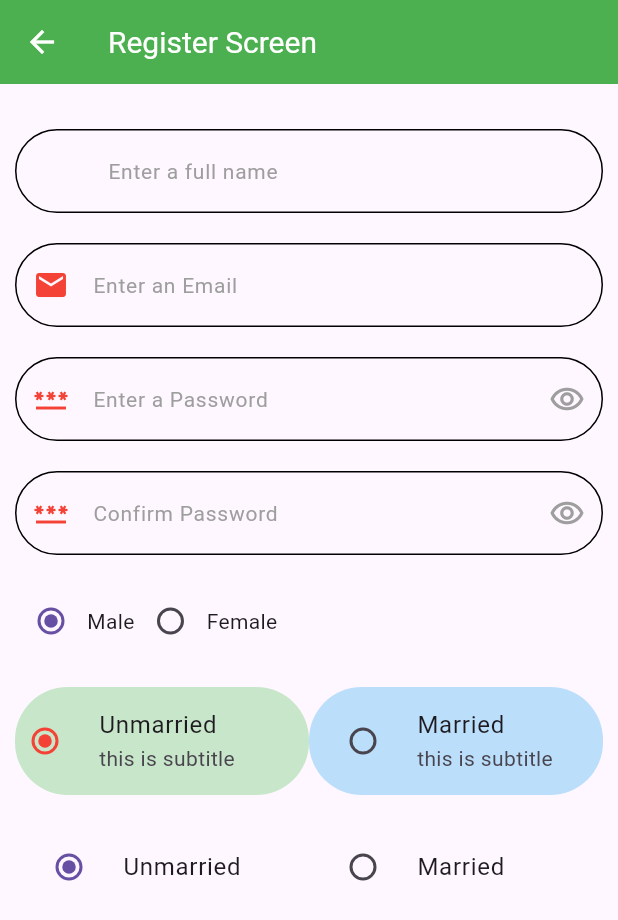
After one commit to devatulparmar/nov24batch5pm, a Flutter app: the RegisterScreen screen opened by its route, on a phone screen of 412 x 824 dp. The commit adds this screen. Shown: the top 920 px of the screen. Run offline on Flutter 3.47's test engine with Material 3 defaults, Android fonts, the phone set to English and light mode, and no system bars; our stand-ins replace cached_network_image, intl_phone_field.

Commit message:
Radio, RadioListTile

```diff
--- a/lib/home_screen.dart
+++ b/lib/home_screen.dart
@@ -36,6 +36,12 @@ class _HomeScreenState extends State<HomeScreen> {
       endDrawer:const CommonDrawerScreen(),
       body: ListView(
         children: [
+          ElevatedButton(
+            onPressed: () {
+              Navigator.pushNamed(context, routeRegisterScreen);
+            },
+            child: const Text('Register Screen'),
+          ),
           ElevatedButton(
             onPressed: () {
               Navigator.pushNamed(context, routeLoginScreen2);
--- /dev/null
+++ b/lib/register_screen.dart
@@ -0,0 +1,456 @@
+import 'package:flutter/material.dart';
+
+class RegisterScreen extends StatefulWidget {
+  const RegisterScreen({super.key});
+
+  @override
+  State<RegisterScreen> createState() => _RegisterScreenState();
+}
+
+class _RegisterScreenState extends State<RegisterScreen> {
+  bool isObscureTextEnable = true;
+  TextEditingController emailController = TextEditingController();
+  TextEditingController passwordController = TextEditingController();
+  GlobalKey<FormState> formKey = GlobalKey<FormState>();
+  int genderSelection = 0;
+  int maritalStatus = 0;
+  String maritalStatusString = 'U';
+
+  @override
+  Widget build(BuildContext context) {
+    return Scaffold(
+      appBar: AppBar(
+        title: const Text('Register Screen'),
+      ),
+      body: Form(
+        key: formKey,
+        child: ListView(
+          padding: const EdgeInsets.all(10),
+          children: [
+            const SizedBox(height: 20),
+            TextFormField(
+              controller: emailController,
+              keyboardType: TextInputType.emailAddress,
+              textInputAction: TextInputAction.next,
+              validator: (value) {
+                if (value == '') {
+                  return "Please enter a full name";
+                } else {
+                  return null;
+                }
+              },
+              onChanged: (value) {
+                setState(() {});
+              },
+              onTapOutside: (value) {
+                FocusScope.of(context).unfocus();
+              },
+              decoration: InputDecoration(
+                enabled: true,
+                border: OutlineInputBorder(
+                  borderRadius: BorderRadius.circular(35),
+                  gapPadding: 50,
+                  borderSide: const BorderSide(
+                    color: Colors.red,
+                    width: 5,
+                  ),
+                ),
+                enabledBorder: OutlineInputBorder(
+                  gapPadding: 50,
+                  borderRadius: BorderRadius.circular(35),
+                  borderSide: const BorderSide(
+                    color: Colors.black,
+                    width: 1,
+                  ),
+                ),
+                focusedBorder: OutlineInputBorder(
+                  gapPadding: 50,
+                  borderRadius: BorderRadius.circular(35),
+                  borderSide: const BorderSide(
+                    color: Colors.red,
+                    width: 2,
+                  ),
+                ),
+                disabledBorder: OutlineInputBorder(
+                  gapPadding: 50,
+                  borderRadius: BorderRadius.circular(0),
+                  borderSide: const BorderSide(
+                    color: Colors.brown,
+                    width: 0.5,
+                  ),
+                ),
+                hintText: "Enter a full name",
+                hintStyle: const TextStyle(
+                  color: Colors.grey,
+                  fontSize: 14,
+                ),
+                hintTextDirection: TextDirection.ltr,
+                hintMaxLines: 3,
+              ),
+            ),
+            const SizedBox(height: 20),
+            TextFormField(
+              controller: emailController,
+              keyboardType: TextInputType.emailAddress,
+              textInputAction: TextInputAction.next,
+              validator: (value) {
+                final regex = RegExp(
+                    r"^[a-zA-Z0-9.a-zA-Z0-9.!#$%&'*+-/=?^_`{|}~]+@[a-zA-Z0-9]+\.[a-zA-Z]+");
+                bool isValidEmail = regex.hasMatch(value!);
+                if (value == '') {
+                  return "Please enter an email";
+                } else if (isValidEmail == false) {
+                  return 'Enter a valid email';
+                } else {
+                  return null;
+                }
+              },
+              onChanged: (value) {
+                setState(() {});
+              },
+              onTapOutside: (value) {
+                FocusScope.of(context).unfocus();
+              },
+              decoration: InputDecoration(
+                enabled: true,
+                border: OutlineInputBorder(
+                  borderRadius: BorderRadius.circular(35),
+                  gapPadding: 50,
+                  borderSide: const BorderSide(
+                    color: Colors.red,
+                    width: 5,
+                  ),
+                ),
+                enabledBorder: OutlineInputBorder(
+                  gapPadding: 50,
+                  borderRadius: BorderRadius.circular(35),
+                  borderSide: const BorderSide(
+                    color: Colors.black,
+                    width: 1,
+                  ),
+                ),
+                focusedBorder: OutlineInputBorder(
+                  gapPadding: 50,
+                  borderRadius: BorderRadius.circular(35),
+                  borderSide: const BorderSide(
+                    color: Colors.red,
+                    width: 2,
+                  ),
+                ),
+                disabledBorder: OutlineInputBorder(
+                  gapPadding: 50,
+                  borderRadius: BorderRadius.circular(0),
+                  borderSide: const BorderSide(
+                    color: Colors.brown,
+                    width: 0.5,
+                  ),
+                ),
+                hintText: "Enter an Email",
+                hintStyle: const TextStyle(
+                  color: Colors.grey,
+                  fontSize: 14,
+                ),
+                hintTextDirection: TextDirection.ltr,
+                hintMaxLines: 3,
+                prefixIcon: const Icon(
+                  Icons.email,
+                ),
+                prefixIconColor: Colors.red,
+              ),
+            ),
+            const SizedBox(height: 20),
+            TextFormField(
+              controller: passwordController,
+              obscureText: isObscureTextEnable,
+              keyboardType: TextInputType.visiblePassword,
+              textInputAction: TextInputAction.next,
+              validator: (value) {
+                if (value == null || value == '') {
+                  return "Please enter a password";
+                } else if (RegExp(r'^(?=.*?[A-Z])').hasMatch(value) == false) {
+                  return "Should contain at least one upper case";
+                } else if (!RegExp(r'^(?=.*[a-z])').hasMatch(value)) {
+                  return "Should contain at least one lower case";
+                } else if (!RegExp(r'^(?=.*?[0-9])').hasMatch(value)) {
+                  return "Should contain at least one digit";
+                } else if (!RegExp(r'^(?=.*?[!@#\$&*~])').hasMatch(value)) {
+                  return "Should contain at least one Special character";
+                } else if (!RegExp(r'^.{6,}').hasMatch(value)) {
+                  return "Must be at least 6 characters in length.";
+                } else {
+                  return null;
+                }
+              },
+              onChanged: (value) {
+                setState(() {});
+              },
+              onTapOutside: (value) {
+                FocusScope.of(context).unfocus();
+              },
+              decoration: InputDecoration(
+                enabled: true,
+                border: OutlineInputBorder(
+                  borderRadius: BorderRadius.circular(35),
+                  gapPadding: 50,
+                  borderSide: const BorderSide(
+                    color: Colors.red,
+                    width: 5,
+                  ),
+                ),
+                enabledBorder: OutlineInputBorder(
+                  gapPadding: 50,
+                  borderRadius: BorderRadius.circular(35),
+                  borderSide: const BorderSide(
+                    color: Colors.black,
+                    width: 1,
+                  ),
+                ),
+                focusedBorder: OutlineInputBorder(
+                  gapPadding: 50,
+                  borderRadius: BorderRadius.circular(35),
+                  borderSide: const BorderSide(
+                    color: Colors.red,
+                    width: 2,
+                  ),
+                ),
+                disabledBorder: OutlineInputBorder(
+                  gapPadding: 50,
+                  borderRadius: BorderRadius.circular(0),
+                  borderSide: const BorderSide(
+                    color: Colors.brown,
+                    width: 0.5,
+                  ),
+                ),
+                hintText: "Enter a Password",
+                hintStyle: const TextStyle(
+                  color: Colors.grey,
+                  fontSize: 14,
+                ),
+                hintTextDirection: TextDirection.ltr,
+                hintMaxLines: 3,
+                prefixIcon: const Icon(Icons.password),
+                prefixIconColor: Colors.red,
+                suffixIcon: IconButton(
+                  onPressed: () {
+                    isObscureTextEnable = !isObscureTextEnable;
+                    // if (isObscureTextEnable == true) {
+                    //   isObscureTextEnable = false;
+                    // } else {
+                    //   isObscureTextEnable = true;
+                    // }
+                    setState(() {});
+                  },
+                  icon: Icon(
+                    isObscureTextEnable
+                        ? Icons.remove_red_eye_outlined
+                        : Icons.remove_red_eye,
+                  ),
+                ),
+                suffixIconColor: isObscureTextEnable ? Colors.grey : Colors.red,
+              ),
+            ),
+            const SizedBox(height: 20),
+            TextFormField(
+              controller: passwordController,
+              obscureText: isObscureTextEnable,
+              keyboardType: TextInputType.visiblePassword,
+              textInputAction: TextInputAction.next,
+              validator: (value) {
+                if (value == null || value == '') {
+                  return "Please enter a password";
+                } else if (RegExp(r'^(?=.*?[A-Z])').hasMatch(value) == false) {
+                  return "Should contain at least one upper case";
+                } else if (!RegExp(r'^(?=.*[a-z])').hasMatch(value)) {
+                  return "Should contain at least one lower case";
+                } else if (!RegExp(r'^(?=.*?[0-9])').hasMatch(value)) {
+                  return "Should contain at least one digit";
+                } else if (!RegExp(r'^(?=.*?[!@#\$&*~])').hasMatch(value)) {
+                  return "Should contain at least one Special character";
+                } else if (!RegExp(r'^.{6,}').hasMatch(value)) {
+                  return "Must be at least 6 characters in length.";
+                } else {
+                  return null;
+                }
+              },
+              onChanged: (value) {
+                setState(() {});
+              },
+              onTapOutside: (value) {
+                FocusScope.of(context).unfocus();
+              },
+              decoration: InputDecoration(
+                enabled: true,
+                border: OutlineInputBorder(
+                  borderRadius: BorderRadius.circular(35),
+                  gapPadding: 50,
+                  borderSide: const BorderSide(
+                    color: Colors.red,
+                    width: 5,
+                  ),
+                ),
+                enabledBorder: OutlineInputBorder(
+                  gapPadding: 50,
+                  borderRadius: BorderRadius.circular(35),
+                  borderSide: const BorderSide(
+                    color: Colors.black,
+                    width: 1,
+                  ),
+                ),
+                focusedBorder: OutlineInputBorder(
+                  gapPadding: 50,
+                  borderRadius: BorderRadius.circular(35),
+                  borderSide: const BorderSide(
+                    color: Colors.red,
+                    width: 2,
+                  ),
+                ),
+                disabledBorder: OutlineInputBorder(
+                  gapPadding: 50,
+                  borderRadius: BorderRadius.circular(0),
+                  borderSide: const BorderSide(
+                    color: Colors.brown,
+                    width: 0.5,
+                  ),
+                ),
+                hintText: "Confirm Password",
+                hintStyle: const TextStyle(
+                  color: Colors.grey,
+                  fontSize: 14,
+                ),
+                hintTextDirection: TextDirection.ltr,
+                hintMaxLines: 3,
+                prefixIcon: const Icon(Icons.password),
+                prefixIconColor: Colors.red,
+                suffixIcon: IconButton(
+                  onPressed: () {
+                    isObscureTextEnable = !isObscureTextEnable;
+                    // if (isObscureTextEnable == true) {
+                    //   isObscureTextEnable = false;
+                    // } else {
+                    //   isObscureTextEnable = true;
+                    // }
+                    setState(() {});
+                  },
+                  icon: Icon(
+                    isObscureTextEnable
+                        ? Icons.remove_red_eye_outlined
+                        : Icons.remove_red_eye,
+                  ),
+                ),
+                suffixIconColor: isObscureTextEnable ? Colors.grey : Colors.red,
+              ),
+            ),
+            const SizedBox(height: 20),
+            Row(
+              children: [
+                Radio(
+                  value: 0,
+                  groupValue: genderSelection,
+                  onChanged: (newValue) {
+                    genderSelection = newValue!;
+                    setState(() {});
+                  },
+                ),
+                const Text('Male'),
+                Radio(
+                  value: 1,
+                  groupValue: genderSelection,
+                  onChanged: (newValue) {
+                    genderSelection = newValue!;
+                    setState(() {});
+                  },
+                ),
+                const Text('Female'),
+              ],
+            ),
+            const SizedBox(height: 20),
+            Row(
+              children: [
+                Flexible(
+                  flex: 1,
+                  child: RadioListTile(
+                    value: 0,
+                    groupValue: maritalStatus,
+                    title: const Text(
+                      'Unmarried',
+                      style: TextStyle(fontSize: 16),
+                    ),
+                    subtitle: const Text('this is subtitle'),
+                    contentPadding: EdgeInsets.zero,
+                    activeColor: Colors.red,
+                    tileColor: Colors.green.shade100,
+                    shape: RoundedRectangleBorder(
+                      borderRadius: BorderRadius.circular(35),
+                    ),
+                    onChanged: (newValue) {
+                      maritalStatus = newValue!;
+                      setState(() {});
+                    },
+                  ),
+                ),
+                Flexible(
+                  flex: 1,
+                  child: RadioListTile(
+                    value: 1,
+                    groupValue: maritalStatus,
+                    title: const Text(
+                      'Married',
+                      style: TextStyle(fontSize: 16),
+                    ),
+                    // contentPadding: EdgeInsets.zero,
+                    activeColor: Colors.red,
+                    subtitle: const Text('this is subtitle'),
+                    tileColor: Colors.blue.shade100,
+                    shape: RoundedRectangleBorder(
+                      borderRadius: BorderRadius.circular(35),
+                    ),
+                    onChanged: (newValue) {
+                      maritalStatus = newValue!;
+                      setState(() {});
+                    },
+                  ),
+                ),
+              ],
+            ),
+            const SizedBox(height: 20),
+            Row(
+              children: [
+                Flexible(
+                  flex: 1,
+                  child: RadioListTile(
+                    value: 'U',
+                    groupValue: maritalStatusString,
+                    title: const Text(
+                      'Unmarried',
+                      style: TextStyle(fontSize: 16),
+                    ),
+                    onChanged: (newValue) {
+                      maritalStatusString = newValue!;
+                      setState(() {});
+                    },
+                  ),
+                ),
+                Flexible(
+                  flex: 1,
+                  child: RadioListTile(
+                    value: 'M',
+                    groupValue: maritalStatusString,
+                    title: const Text(
+                      'Married',
+                      style: TextStyle(fontSize: 16),
+                    ),
+                    onChanged: (newValue) {
+                      maritalStatusString = newValue!;
+                      setState(() {});
+                    },
+                  ),
+                ),
+              ],
+            ),
+            const SizedBox(height: 20),
+          ],
+        ),
+      ),
+    );
+  }
+}
--- a/lib/utils/constants.dart
+++ b/lib/utils/constants.dart
@@ -9,3 +9,4 @@ const String routeScreen5 = 'hello';
 const String routeLoginScreen = 'routeLoginScreen';
 const String routeLoginScreen2 = 'routeLoginScreen2';
 const String routeGridviewProductsList = 'routeGridviewProductsList';
+const String routeRegisterScreen = 'routeRegisterScreen';
--- a/lib/utils/route.dart
+++ b/lib/utils/route.dart
@@ -4,6 +4,7 @@ import 'package:nov24batch5pm/home_screen.dart';
 import 'package:nov24batch5pm/login_screen.dart';
 import 'package:nov24batch5pm/login_screen2.dart';
 import 'package:nov24batch5pm/no_route_found_screen.dart';
+import 'package:nov24batch5pm/register_screen.dart';
 import 'package:nov24batch5pm/screen1.dart';
 import 'package:nov24batch5pm/screen2.dart';
 import 'package:nov24batch5pm/screen5.dart';
@@ -27,6 +28,8 @@ class MyAppRoute {
         screenObject = const LoginScreen2();
       case routeGridviewProductsList:
         screenObject = const GridviewProductsList();
+        case routeRegisterScreen:
+        screenObject = const RegisterScreen();
       default:
         screenObject = NoRouteFoundScreen(name: settingObject.name.toString());
     }
```
